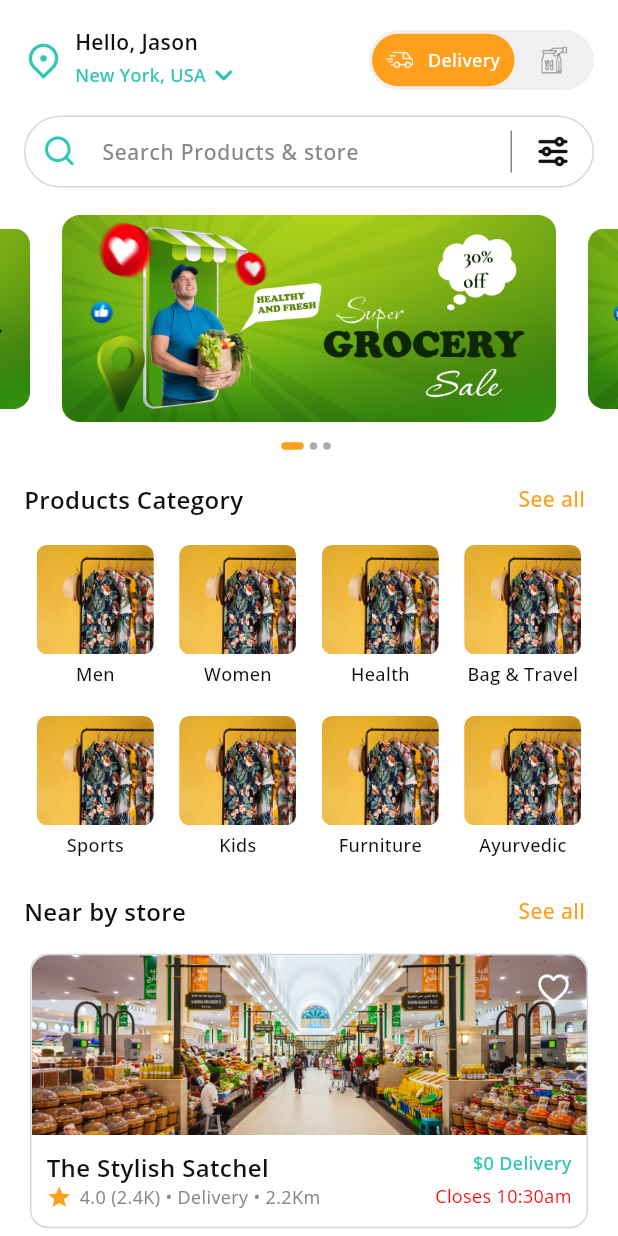
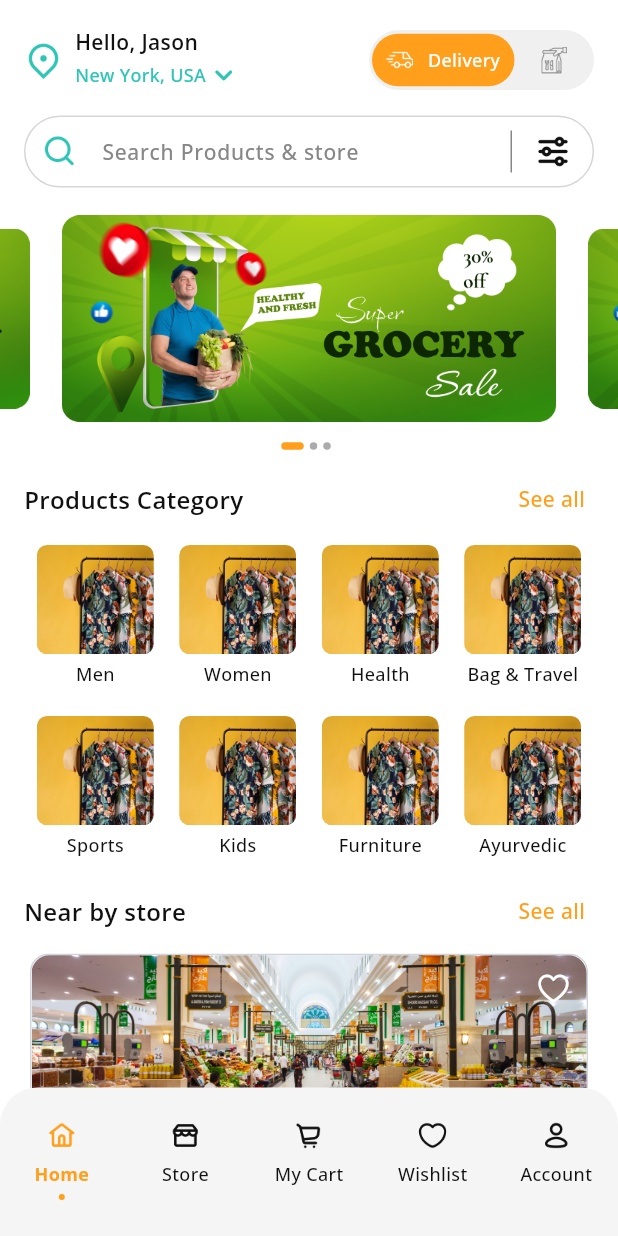
Before and after one commit to CBIPatel-Git/Local-First, a Flutter app: the MapScreen screen opened directly, after a tap on "Done", on a phone screen of 412 x 824 dp. Run offline on Flutter 3.47's test engine with Material 3 defaults, Android fonts, the phone set to English and light mode, and no system bars; drawn by our look-alikes of carousel_slider; our stand-ins replace firebase_auth, firebase_core, get, google_maps_flutter, google_sign_in, pinput and 1 more; missing offline and left inert: flutter_login_facebook; accounts and stored records are empty.

Commit message:
Add bottom navigation

```diff
--- /dev/null
+++ b/lib/CustomWidget/custom_bottom_nav_bar_dot.dart
@@ -0,0 +1,129 @@
+import 'package:flutter/material.dart';
+import 'package:local_first/Utility/app_font_style.dart';
+import 'package:local_first/Utility/colors_utility.dart';
+
+class CustomBottomNavBarDot extends StatefulWidget {
+  final int defaultSelectedIndex;
+  final Function(int) onChange;
+  final List<ExactAssetImage> iconList;
+  final List<String> textList;
+  final Color backgroundColor;
+  final Color selectedColor;
+  final Color unselectedColor;
+  final double radius;
+  final double sizeIcon;
+  final bool showLabel;
+
+  const CustomBottomNavBarDot({
+    super.key,
+    this.defaultSelectedIndex = 0,
+    required this.onChange,
+    required this.iconList,
+    required this.textList,
+    this.backgroundColor = Colors.white,
+    this.selectedColor = Colors.red,
+    this.unselectedColor = Colors.grey,
+    this.radius = 0.0,
+    this.sizeIcon = 24,
+    this.showLabel = true,
+  });
+
+  @override
+  _CustomBottomNavBarDotState createState() => _CustomBottomNavBarDotState();
+}
+
+class _CustomBottomNavBarDotState extends State<CustomBottomNavBarDot> {
+  int _selectedIndex = 0;
+  List<ExactAssetImage> _iconList = [];
+  List<String> _textList = [];
+
+  @override
+  void initState() {
+    super.initState();
+    _selectedIndex = widget.defaultSelectedIndex;
+    _iconList = widget.iconList;
+    _textList = widget.textList;
+  }
+
+  @override
+  Widget build(BuildContext context) {
+    List<Widget> _navBarItemList = [];
+
+    for (var i = 0; i < _iconList.length; i++) {
+      _navBarItemList.add(buildNavBarItem(_iconList[i], i, _textList[i]));
+    }
+
+    return Container(
+      decoration: BoxDecoration(
+          color: widget.backgroundColor,
+          borderRadius: BorderRadius.only(
+              topLeft: Radius.circular(widget.radius), topRight: Radius.circular(widget.radius))),
+      child: Row(
+        children: _navBarItemList,
+      ),
+    );
+  }
+
+  Widget buildNavBarItem(ExactAssetImage icon, int index, String text) {
+    return InkWell(
+      onTap: () {
+        widget.onChange(index);
+        _selectedIndex = index;
+      },
+      child: Column(
+        mainAxisSize: MainAxisSize.min,
+        children: [
+          Container(
+            width: MediaQuery.of(context).size.width / _iconList.length,
+            padding: const EdgeInsets.only(top: 20),
+            child: Image(
+              image: icon,
+              height: widget.sizeIcon,
+              width: widget.sizeIcon,
+              color: _selectedIndex == index ? widget.selectedColor : widget.unselectedColor,
+            ),
+          ),
+          Visibility(
+            visible: widget.showLabel,
+            child: Padding(
+              padding: const EdgeInsets.symmetric(vertical: 5),
+              //_selectedIndex == index ? widget.selectedColor : widget.unselectedColor
+              child: Text(
+                text,
+                style: _selectedIndex == index
+                    ? AppFontStyle.blackOpenSans12W500
+                        .copyWith(color: widget.selectedColor, fontWeight: FontWeight.w700)
+                    : AppFontStyle.blackOpenSans12W500.copyWith(color: widget.unselectedColor),
+              ),
+            ),
+          ),
+          _selectedIndex == index ? selectedDot() : unselectedDot(),
+          const SizedBox(
+            height: 20,
+          )
+        ],
+      ),
+    );
+  }
+
+  Widget selectedDot() {
+    return AnimatedContainer(
+      duration: const Duration(milliseconds: 250),
+      width: 4,
+      height: 4,
+      margin: const EdgeInsets.only(bottom: 4),
+      decoration:
+          BoxDecoration(color: widget.selectedColor, borderRadius: BorderRadius.circular(2)),
+    );
+  }
+
+  Widget unselectedDot() {
+    return AnimatedContainer(
+      duration: const Duration(milliseconds: 250),
+      width: 4,
+      height: 4,
+      margin: const EdgeInsets.only(bottom: 4),
+      decoration: BoxDecoration(color: Colors.transparent, borderRadius: BorderRadius.circular(2)),
+    );
+  }
+}
--- a/lib/Utility/assets_utility.dart
+++ b/lib/Utility/assets_utility.dart
@@ -38,3 +38,8 @@ ExactAssetImage iconsLocation = const ExactAssetImage(Assets.iconsLocation, scal
 ExactAssetImage iconsNotification = const ExactAssetImage(Assets.iconsNotification, scale: 4);
 ExactAssetImage iconsTakeAway = const ExactAssetImage(Assets.iconsTakeAway, scale: 4);
 ExactAssetImage iconsSearch = const ExactAssetImage(Assets.iconsSearch, scale: 4);
+ExactAssetImage iconsAccount = const ExactAssetImage(Assets.iconsAccount, scale: 4);
+ExactAssetImage iconsHome = const ExactAssetImage(Assets.iconsHome, scale: 4);
+ExactAssetImage iconsMyCart = const ExactAssetImage(Assets.iconsMyCart, scale: 4);
+ExactAssetImage iconsSore = const ExactAssetImage(Assets.iconsSore, scale: 4);
+ExactAssetImage iconsWishlist = const ExactAssetImage(Assets.iconsWishlist, scale: 4);
--- a/lib/View/Authentication/map_screen.dart
+++ b/lib/View/Authentication/map_screen.dart
@@ -1,10 +1,10 @@
 import 'dart:async';
 
 import 'package:google_maps_flutter/google_maps_flutter.dart';
-import 'package:local_first/View/Home/home_screen.dart';
 
 import '../../Utility/utility_export.dart';
 import '../../generated/assets.dart';
+import '../Home/bottom_navigation_screen.dart';
 
 class MapScreen extends StatefulWidget {
   double lat;
@@ -68,7 +68,7 @@ class MapScreenState extends State<MapScreen> {
                 padding: const EdgeInsets.symmetric(horizontal: 20.0, vertical: 40),
                 child: commonFilledButton(
                     onTap: () {
-                      Get.offAll(() => const HomeScreen());
+                      Get.offAll(() => const BottomNavigationScreen());
                     },
                     title: 'Done'),
               ))
--- /dev/null
+++ b/lib/View/Home/account_screen.dart
@@ -0,0 +1,15 @@
+import '../../Utility/utility_export.dart';
+
+class AccountScreen extends StatefulWidget {
+  const AccountScreen({super.key});
+
+  @override
+  State<AccountScreen> createState() => _AccountScreenState();
+}
+
+class _AccountScreenState extends State<AccountScreen> {
+  @override
+  Widget build(BuildContext context) {
+    return const Placeholder();
+  }
+}
--- /dev/null
+++ b/lib/View/Home/bottom_navigation_screen.dart
@@ -0,0 +1,65 @@
+import 'package:flutter/material.dart';
+import 'package:get/get.dart';
+import 'package:local_first/Utility/assets_utility.dart';
+import 'package:local_first/Utility/colors_utility.dart';
+import 'package:local_first/View/Home/account_screen.dart';
+import 'package:local_first/View/Home/home_screen.dart';
+import 'package:local_first/View/Home/my_cart_screen.dart';
+import 'package:local_first/View/Home/store_screen.dart';
+import 'package:local_first/View/Home/wishlist_screen.dart';
+import '../../CustomWidget/custom_bottom_nav_bar_dot.dart';
+
+class BottomNavigationScreen extends StatefulWidget {
+  const BottomNavigationScreen({super.key});
+
+  @override
+  _BottomNavigationScreenState createState() => _BottomNavigationScreenState();
+}
+
+class _BottomNavigationScreenState extends State<BottomNavigationScreen> {
+  RxInt currentIndex = 0.obs;
+  List<Widget> tabs = const [
+    HomeScreen(), //The problem
+    StoreScreen(),
+    MyCartScreen(), //The problem
+    WishlistScreen(),
+    AccountScreen(), //The problem
+  ];
+
+  @override
+  Widget build(BuildContext context) {
+    return StreamBuilder<Object>(
+        stream: currentIndex.stream,
+        builder: (context, snapshot) {
+          return Scaffold(
+            bottomNavigationBar: CustomBottomNavBarDot(
+              onChange: (index) {
+                currentIndex.value = index;
+              },
+              defaultSelectedIndex: 0,
+              selectedColor: colorPrimary,
+              unselectedColor: textColor,
+              backgroundColor: Colors.grey.shade100,
+              radius: 25,
+              showLabel: true,
+              textList: const [
+                'Home',
+                'Store',
+                'My Cart',
+                'Wishlist',
+                'Account',
+              ],
+              iconList: [
+                iconsHome,
+                iconsSore,
+                iconsMyCart,
+                iconsWishlist,
+                iconsAccount,
+              ],
+            ),
+            extendBody: true,
+            body: tabs[currentIndex.value],
+          );
+        });
+  }
+}
--- /dev/null
+++ b/lib/View/Home/my_cart_screen.dart
@@ -0,0 +1,15 @@
+import '../../Utility/utility_export.dart';
+
+class MyCartScreen extends StatefulWidget {
+  const MyCartScreen({super.key});
+
+  @override
+  State<MyCartScreen> createState() => _MyCartScreenState();
+}
+
+class _MyCartScreenState extends State<MyCartScreen> {
+  @override
+  Widget build(BuildContext context) {
+    return const Placeholder();
+  }
+}
--- /dev/null
+++ b/lib/View/Home/wishlist_screen.dart
@@ -0,0 +1,15 @@
+import '../../Utility/utility_export.dart';
+
+class WishlistScreen extends StatefulWidget {
+  const WishlistScreen({super.key});
+
+  @override
+  State<WishlistScreen> createState() => _WishlistScreenState();
+}
+
+class _WishlistScreenState extends State<WishlistScreen> {
+  @override
+  Widget build(BuildContext context) {
+    return const Placeholder();
+  }
+}
```
Also changed, not shown: assets/icons/account.png (added), assets/icons/home.png (added), assets/icons/my_cart.png (added), assets/icons/sore.png (added), assets/icons/wishlist.png (added), lib/generated/assets.dart.
